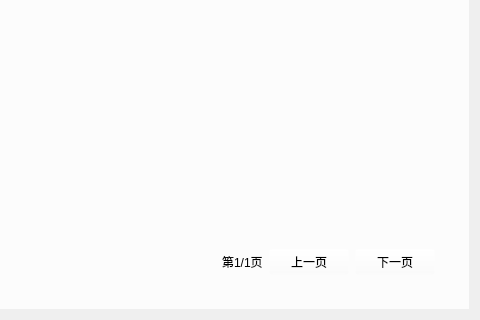
Qt form CashierWindowClass.ui (xuanyuanbuchen/LoginWindow) before a commit; both pictures show x 800 to 1280 and y 448 to 768 of the 1280 by 768 pixel window.
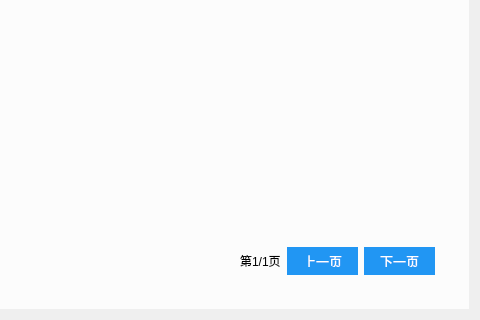
The same form after that commit. The open tabs and pages were chosen to show the change. Icons and pictures are not drawn. Custom widgets are drawn as their Qt base class.

Patch:
```diff
--- a/CashierWindowClass.ui
+++ b/CashierWindowClass.ui
@@ -280,7 +280,7 @@
                   <x>0</x>
                   <y>0</y>
                   <width>1010</width>
-                  <height>600</height>
+                  <height>591</height>
                  </rect>
                 </property>
                 <property name="styleSheet">
@@ -331,6 +331,23 @@
              </item>
              <item>
               <widget class="QPushButton" name="preProductWidgetPageBtn">
+               <property name="styleSheet">
+                <string notr="true">QPushButton {
+    background-color: #2196F3;
+    border: none;
+    color: white;
+    padding: 8px 16px;
+    font: 13px;
+}
+
+QPushButton:hover {
+    background-color: #42A5F5;
+}
+
+QPushButton:pressed {
+    background-color: #0D47A1;
+}</string>
+               </property>
                <property name="text">
                 <string>上一页</string>
                </property>
@@ -338,6 +355,23 @@
              </item>
              <item>
               <widget class="QPushButton" name="nextProductWidgetPageBtn">
+               <property name="styleSheet">
+                <string notr="true">QPushButton {
+    background-color: #2196F3;
+    border: none;
+    color: white;
+    padding: 8px 16px;
+    font: 13px;
+}
+
+QPushButton:hover {
+    background-color: #42A5F5;
+}
+
+QPushButton:pressed {
+    background-color: #0D47A1;
+}</string>
+               </property>
                <property name="text">
                 <string>下一页</string>
                </property>
```
Left out of the diff: 34 changed lines with no effect on the pictures.
